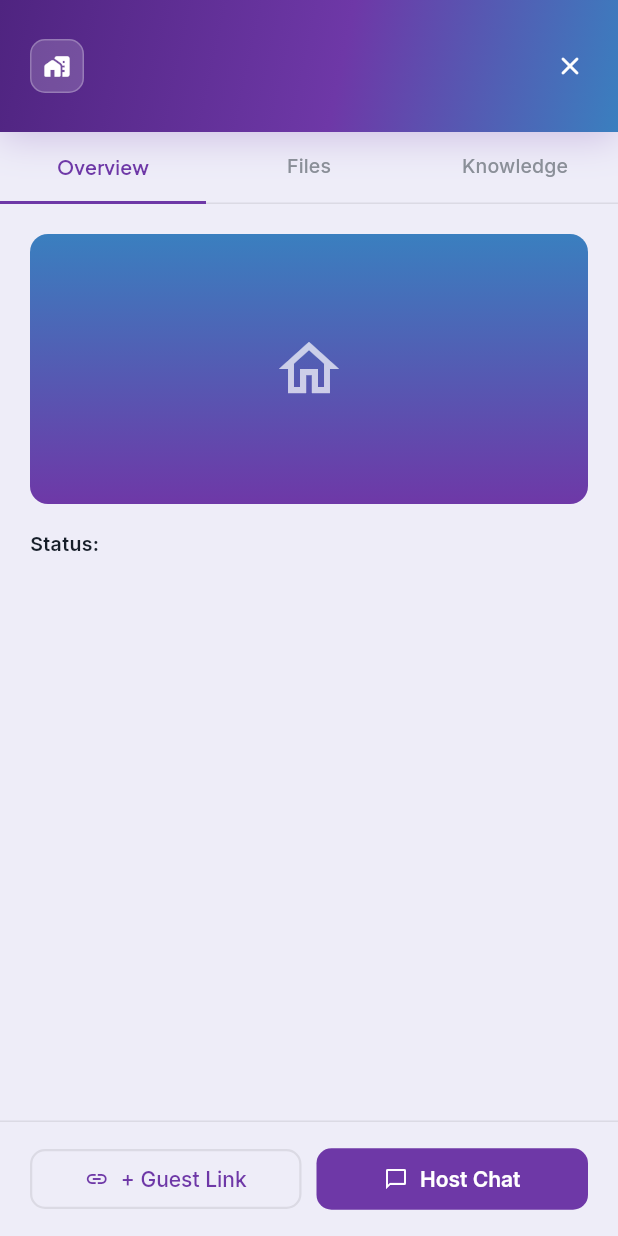
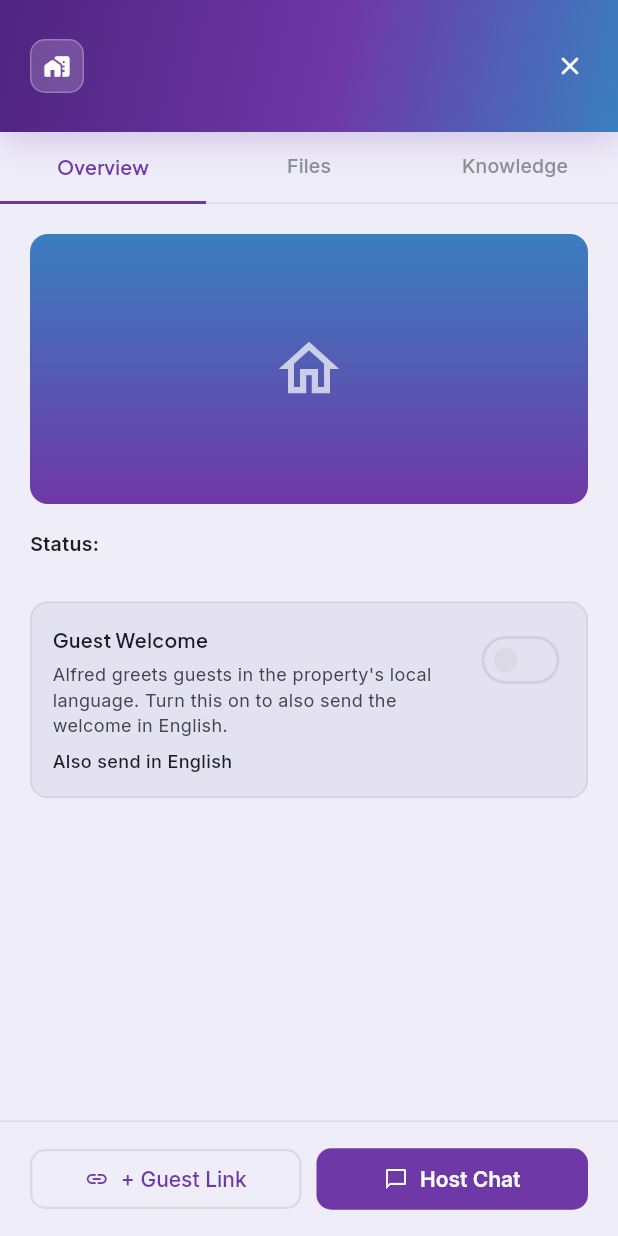
Before and after one commit to AG-2-0-projects-Hub/alfred-ingestor, a Flutter app: the PropertyDetailDrawer widget shown alone on an empty page, opened directly with empty values, on a phone screen of 412 x 824 dp. Run offline on Flutter 3.47's test engine with Material 3 defaults, Android fonts, the phone set to English and light mode, and no system bars; our stand-ins replace audioplayers, file_picker, flutter_dotenv, flutter_markdown, google_fonts, shared_preferences and 2 more; missing offline and left inert: dart:html, dart:js_interop, desktop_drop, record; accounts and stored records are empty; network calls fail.

Commit message:
feat(overview): guest welcome language toggle
Adds an "Also send in English" switch to the property Overview tab, writing directly to properties.welcome_also_english (host-owned RLS write, same pattern as the learned-knowledge editor). Default stays local-language-only; the toggle appends the English welcome.

Co-Authored-By: Claude Opus 4.8 <noreply@anthropic.com>

```diff
--- a/frontend/lib/widgets/property_detail_drawer.dart
+++ b/frontend/lib/widgets/property_detail_drawer.dart
@@ -51,6 +51,9 @@ class _PropertyDetailDrawerState extends State<PropertyDetailDrawer>
 
   // Voice path state (reuses voice recorder + file status)
   final List<Map<String, String>> _voiceStatuses = [];
+
+  // Guest welcome language toggle
+  bool _savingWelcomeEnglish = false;
 
   // Automated Learning state
   List<Map<String, dynamic>> _learnedKnowledge = [];
@@ -340,6 +343,34 @@ class _PropertyDetailDrawerState extends State<PropertyDetailDrawer>
     }
   }
 
+  Future<void> _toggleWelcomeAlsoEnglish(bool value) async {
+    final previous = _property['welcome_also_english'] == true;
+    setState(() {
+      _property['welcome_also_english'] = value;
+      _savingWelcomeEnglish = true;
+    });
+    try {
+      await Supabase.instance.client
+          .from('properties')
+          .update({
+            'welcome_also_english': value,
+            'updated_at': DateTime.now().toUtc().toIso8601String(),
+          })
+          .eq('id', _property['id'] as String);
+    } catch (e) {
+      if (mounted) {
+        setState(() => _property['welcome_also_english'] = previous);
+        ScaffoldMessenger.of(context).showSnackBar(
+          SnackBar(
+              content: Text('Failed to update welcome setting: $e'),
+              backgroundColor: context.palette.danger),
+        );
+      }
+    } finally {
+      if (mounted) setState(() => _savingWelcomeEnglish = false);
+    }
+  }
+
   Future<void> _writeLearned(List<Map<String, dynamic>> updated) async {
     await Supabase.instance.client
         .from('properties')
@@ -549,6 +580,73 @@ class _PropertyDetailDrawerState extends State<PropertyDetailDrawer>
             _airbnbUrlRow(airbnbUrl),
           if (createdAt.isNotEmpty)
             _infoRow('Added', _formatDate(createdAt)),
+          const SizedBox(height: 8),
+          _buildWelcomeLanguageSetting(),
+        ],
+      ),
+    );
+  }
+
+  Widget _buildWelcomeLanguageSetting() {
+    final palette = context.palette;
+    final alsoEnglish = _property['welcome_also_english'] == true;
+    return Container(
+      margin: const EdgeInsets.only(top: 8),
+      padding: const EdgeInsets.all(14),
+      decoration: BoxDecoration(
+        color: palette.surfaceAlt,
+        borderRadius: BorderRadius.circular(12),
+        border: Border.all(color: palette.border),
+      ),
+      child: Row(
+        crossAxisAlignment: CrossAxisAlignment.start,
+        children: [
+          Expanded(
+            child: Column(
+              crossAxisAlignment: CrossAxisAlignment.start,
+              children: [
+                Text(
+                  'Guest Welcome',
+                  style: GoogleFonts.plusJakartaSans(
+                    fontWeight: FontWeight.w600,
+                    fontSize: 13,
+                    color: palette.textPrimary,
+                  ),
+                ),
+                const SizedBox(height: 4),
+                Text(
+                  'Alfred greets guests in the property\'s local language. '
+                  'Turn this on to also send the welcome in English.',
+                  style: GoogleFonts.inter(
+                    fontSize: 12,
+                    color: palette.textSecondary,
+                    height: 1.4,
+                  ),
+                ),
+                const SizedBox(height: 6),
+                Text(
+                  'Also send in English',
+                  style: GoogleFonts.inter(
+                    fontSize: 12,
+                    fontWeight: FontWeight.w500,
+                    color: palette.textPrimary,
+                  ),
+                ),
+              ],
+            ),
+          ),
+          const SizedBox(width: 12),
+          _savingWelcomeEnglish
+              ? const SizedBox(
+                  width: 20,
+                  height: 20,
+                  child: CircularProgressIndicator(strokeWidth: 2),
+                )
+              : Switch(
+                  value: alsoEnglish,
+                  activeThumbColor: palette.primary,
+                  onChanged: _toggleWelcomeAlsoEnglish,
+                ),
         ],
       ),
     );
```
